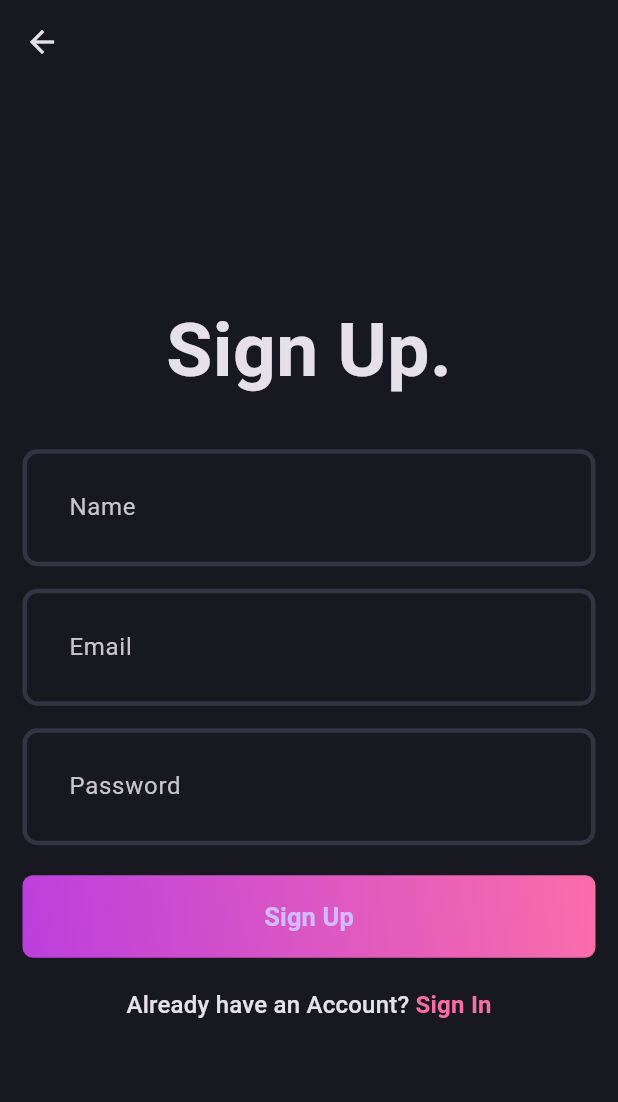
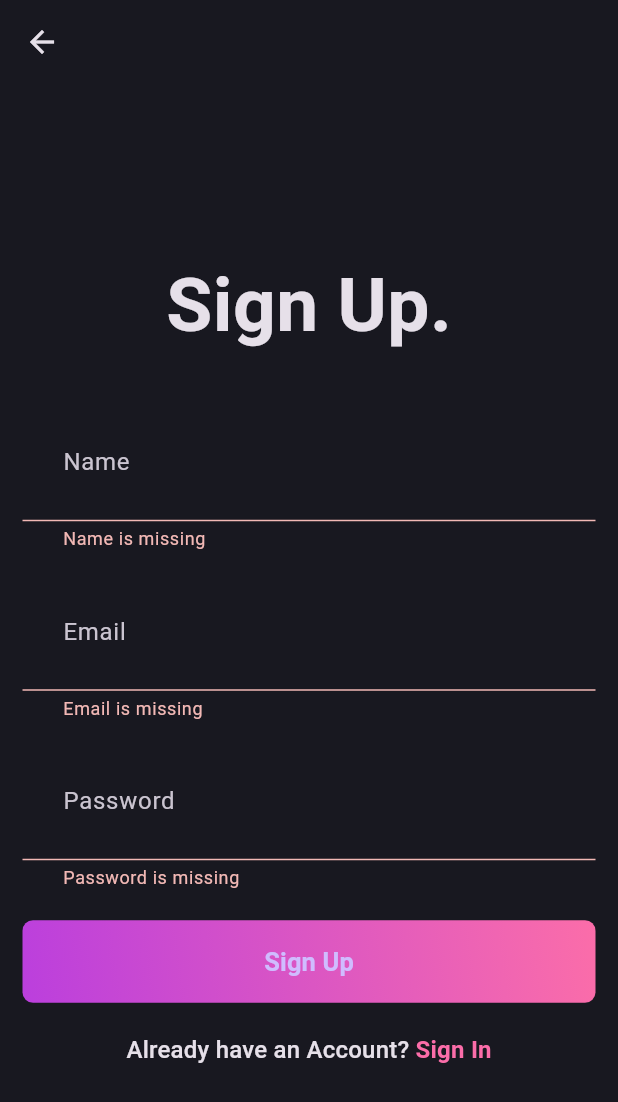
Before and after one commit to biraldh/library-app, a Flutter app: the SignUpPage screen opened directly, after a tap on "Sign Up", on a phone screen of 412 x 824 dp. Shown: the top 1102 px of the screen. Run offline on Flutter 3.47's test engine with Material 3 defaults, Android fonts, the light colour scheme and no system bars; our stand-ins replace firebase_auth, firebase_core, flutter_bloc, fpdart; accounts and stored records are empty.

Commit message:
1st auth

```diff
--- a/lib/Feature/Auth/Domain/Repository/auth_repository.dart
+++ b/lib/Feature/Auth/Domain/Repository/auth_repository.dart
@@ -8,6 +8,7 @@
     required String email,
     required String password,
   });
+
   Future<Either<Failure,String>> loginWithEmailandPassword({
     required String email,
     required String password,
--- /dev/null
+++ b/lib/Feature/Auth/Domain/UseCase/user_sign_up.dart
@@ -0,0 +1,30 @@
+import 'dart:math';
+
+import 'package:fpdart/src/either.dart';
+import 'package:last/Feature/Auth/Domain/Repository/auth_repository.dart';
+import 'package:last/core/Use_case/usecase.dart';
+import 'package:last/core/error/faliure.dart';
+
+class UserSignUp implements UseCase<String, UserSignUpParams>{
+  final AuthRepository authrepo;
+  const UserSignUp(this.authrepo);
+  @override
+  Future<Either<Failure, String>> call(UserSignUpParams params) async{
+    return await authrepo.signUpWithEmailandPassword(name: params.name,
+        email: params.email,
+        password: params.password
+    );
+  }
+
+}
+
+class UserSignUpParams{
+  final String name;
+  final String email;
+  final String password;
+  UserSignUpParams({
+    required this.name,
+    required this.email,
+    required this.password,
+  });
+}
--- a/lib/Feature/Auth/Presentation/Pages/Login_page.dart
+++ b/lib/Feature/Auth/Presentation/Pages/Login_page.dart
@@ -42,7 +42,8 @@
               const SizedBox(height: 15,),
               AuthField( Hinttext: 'Password',controller: passwordcontroller, isObsecureText: true,),
               const SizedBox(height: 20,),
-              const AuthsGradientButton(ButtonText: 'Sign in'),
+              AuthsGradientButton(ButtonText: 'Sign in',
+              onPressed: (){},),
               const SizedBox(height: 20,),
               GestureDetector(
                 onTap: (){
--- a/lib/Feature/Auth/Presentation/Pages/Sign_up_page.dart
+++ b/lib/Feature/Auth/Presentation/Pages/Sign_up_page.dart
@@ -1,8 +1,10 @@
 import 'package:flutter/cupertino.dart';
 import 'package:flutter/material.dart';
 import 'package:flutter/widgets.dart';
+import 'package:flutter_bloc/flutter_bloc.dart';
 import 'package:last/Feature/Auth/Presentation/Pages/Login_page.dart';
 import 'package:last/Feature/Auth/Presentation/Widget/auth_gradient_button.dart';
+import 'package:last/Feature/Auth/Presentation/bloc/auth_bloc.dart';
 import 'package:last/core/theme/app_pallet.dart';
 
 import '../Widget/Authfield.dart';
@@ -47,7 +49,19 @@
               const SizedBox(height: 15,),
               AuthField( Hinttext: 'Password',controller: passwordcontroller, isObsecureText: true,),
               const SizedBox(height: 20,),
-              const AuthsGradientButton(ButtonText: 'Sign Up'),
+              AuthsGradientButton(ButtonText: 'Sign Up',
+              onPressed: (){
+                if(formkey.currentState!.validate()){
+                  context.read<AuthBloc>().add(AuthSignUp(
+                      name: namecontroller.text.trim(),
+                      email: emailcontroller.text.trim(),
+                      password: passwordcontroller.text.trim()
+
+                  )
+                  );
+                }else {
+                print('Form is not valid. Cannot send data to AuthBloc.');}
+              },),
               const SizedBox(height: 20,),
               GestureDetector(
                 onTap: (){
--- a/lib/Feature/Auth/Presentation/Widget/auth_gradient_button.dart
+++ b/lib/Feature/Auth/Presentation/Widget/auth_gradient_button.dart
@@ -6,7 +6,9 @@
 
 class AuthsGradientButton extends StatelessWidget {
   final String ButtonText;
-  const AuthsGradientButton({super.key, required this.ButtonText});
+  final  VoidCallback onPressed;
+  const AuthsGradientButton({super.key, required this.ButtonText,
+    required this.onPressed});
 
   @override
   Widget build(BuildContext context) {
@@ -22,7 +24,11 @@
         borderRadius: BorderRadius.circular(7)
       ),
       child: ElevatedButton(
-        onPressed: (){},
+
+        onPressed: (){
+          print('Button pressed!');
+          onPressed();
+        },
         style: ElevatedButton.styleFrom(
           backgroundColor: AppPallete.transparentColor,
           shadowColor: AppPallete.transparentColor,
--- /dev/null
+++ b/lib/Feature/Auth/Presentation/bloc/auth_bloc.dart
@@ -0,0 +1,20 @@
+import 'package:flutter/cupertino.dart';
+import 'package:flutter_bloc/flutter_bloc.dart';
+import 'package:last/Feature/Auth/Domain/UseCase/user_sign_up.dart';
+part 'auth_event.dart';
+part 'auth_state.dart';
+
+class AuthBloc extends Bloc<AuthEvent, AuthState> {
+  final UserSignUp _userSignUp;
+  AuthBloc({
+    required UserSignUp userSignUp
+  }) : _userSignUp = userSignUp, super(AuthInitial()) {
+    on<AuthSignUp>((event, emit) async{
+      final res = await _userSignUp(UserSignUpParams(name: event.name,
+          email: event.email,
+          password: event.password));
+      res.fold((faliure) => emit(AuthFaliure(faliure.message)) ,
+              (uid) => emit(AuthSuccess(uid)));
+    });
+  }
+}
--- /dev/null
+++ b/lib/Feature/Auth/Presentation/bloc/auth_event.dart
@@ -0,0 +1,17 @@
+part of 'auth_bloc.dart';
+
+@immutable
+sealed class AuthEvent {}
+
+final class AuthSignUp extends AuthEvent{
+  final String name;
+  final String email;
+  final String password;
+
+  AuthSignUp({
+    required this.name,
+    required this.email,
+    required this.password
+  });
+
+}
--- /dev/null
+++ b/lib/Feature/Auth/Presentation/bloc/auth_state.dart
@@ -0,0 +1,21 @@
+part of 'auth_bloc.dart';
+
+@immutable
+sealed class AuthState {
+  const AuthState();
+}
+
+final class AuthInitial extends AuthState {}
+
+final class AuthLoading extends AuthState {}
+
+final class AuthSuccess extends AuthState {
+  final String uid;
+  const AuthSuccess(this.uid);
+
+}
+
+final class AuthFaliure extends AuthState {
+  final String message;
+  const AuthFaliure(this.message);
+}
--- a/pubspec.yaml
+++ b/pubspec.yaml
@@ -41,6 +41,7 @@
   cloud_firestore: ^4.17.5
   uuid: ^4.4.0
   fpdart: ^1.1.0
+  flutter_bloc: ^8.1.5
 
 dev_dependencies:
   flutter_test:
```
Also changed, not shown: lib/Feature/Auth/Data/datasource/authDataSource.dart (+8 -5 lines), lib/core/Use_case/usecase.dart (added, +7 -0 lines), lib/main.dart (+23 -2 lines), pubspec.lock.
